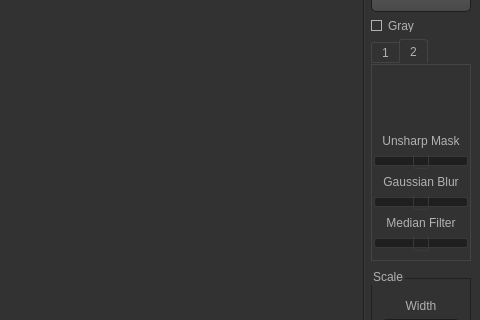
The window that text_finder_search.ui (Paikerite/Text-finder) describes before a commit, drawn with Qt 5; both pictures show x 600 to 1080 and y 218 to 538 of the 1080 by 720 pixel window.
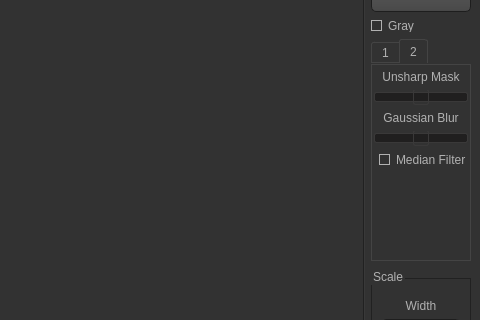
The same window after the commit. The open tabs and pages were chosen to show the change. Icons and pictures are not drawn.

```diff
--- a/text_finder_search.ui
+++ b/text_finder_search.ui
@@ -1096,6 +1096,12 @@
             </property>
             <item>
              <widget class="QLabel" name="label">
+              <property name="sizePolicy">
+               <sizepolicy hsizetype="Preferred" vsizetype="Maximum">
+                <horstretch>0</horstretch>
+                <verstretch>0</verstretch>
+               </sizepolicy>
+              </property>
               <property name="text">
                <string>Unsharp Mask</string>
               </property>
@@ -1146,32 +1152,32 @@
               </property>
              </widget>
             </item>
-            <item>
-             <widget class="QLabel" name="label_medianfilter">
+            <item alignment="Qt::AlignTop">
+             <widget class="QCheckBox" name="checkBox_medianfilter">
               <property name="sizePolicy">
-               <sizepolicy hsizetype="Preferred" vsizetype="Maximum">
+               <sizepolicy hsizetype="Minimum" vsizetype="Minimum">
                 <horstretch>0</horstretch>
                 <verstretch>0</verstretch>
                </sizepolicy>
               </property>
+              <property name="font">
+               <font>
+                <underline>false</underline>
+                <strikeout>false</strikeout>
+                <stylestrategy>PreferDefault</stylestrategy>
+                <kerning>true</kerning>
+               </font>
+              </property>
+              <property name="styleSheet">
+               <string notr="true">QCheckBox {
+	padding-left: 5px
+}</string>
+              </property>
               <property name="text">
                <string>Median Filter</string>
               </property>
-              <property name="alignment">
-               <set>Qt::AlignBottom|Qt::AlignHCenter</set>
-              </property>
-             </widget>
-            </item>
-            <item>
-             <widget class="QSlider" name="horizontalSlider_medianfilter">
-              <property name="minimum">
-               <number>-100</number>
-              </property>
-              <property name="maximum">
-               <number>100</number>
-              </property>
-              <property name="orientation">
-               <enum>Qt::Horizontal</enum>
+              <property name="tristate">
+               <bool>false</bool>
               </property>
              </widget>
             </item>
```
Left out of the diff: 30 changed lines with no effect on the pictures.
